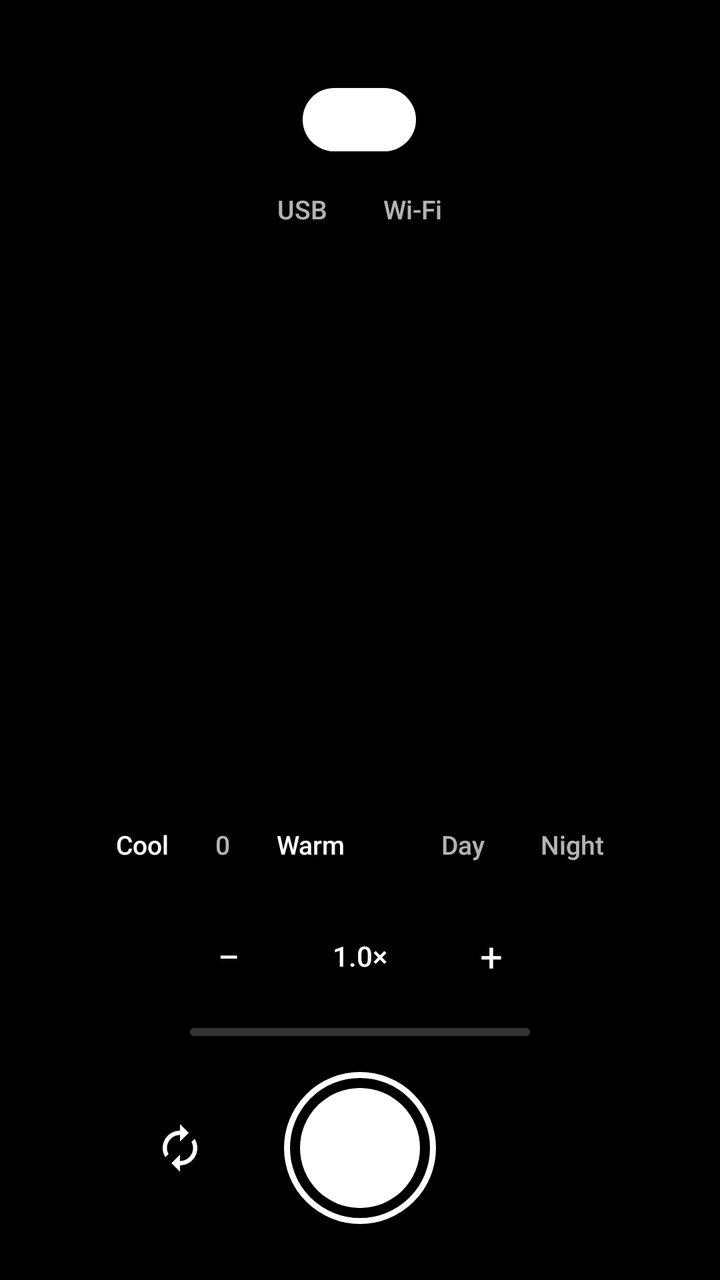
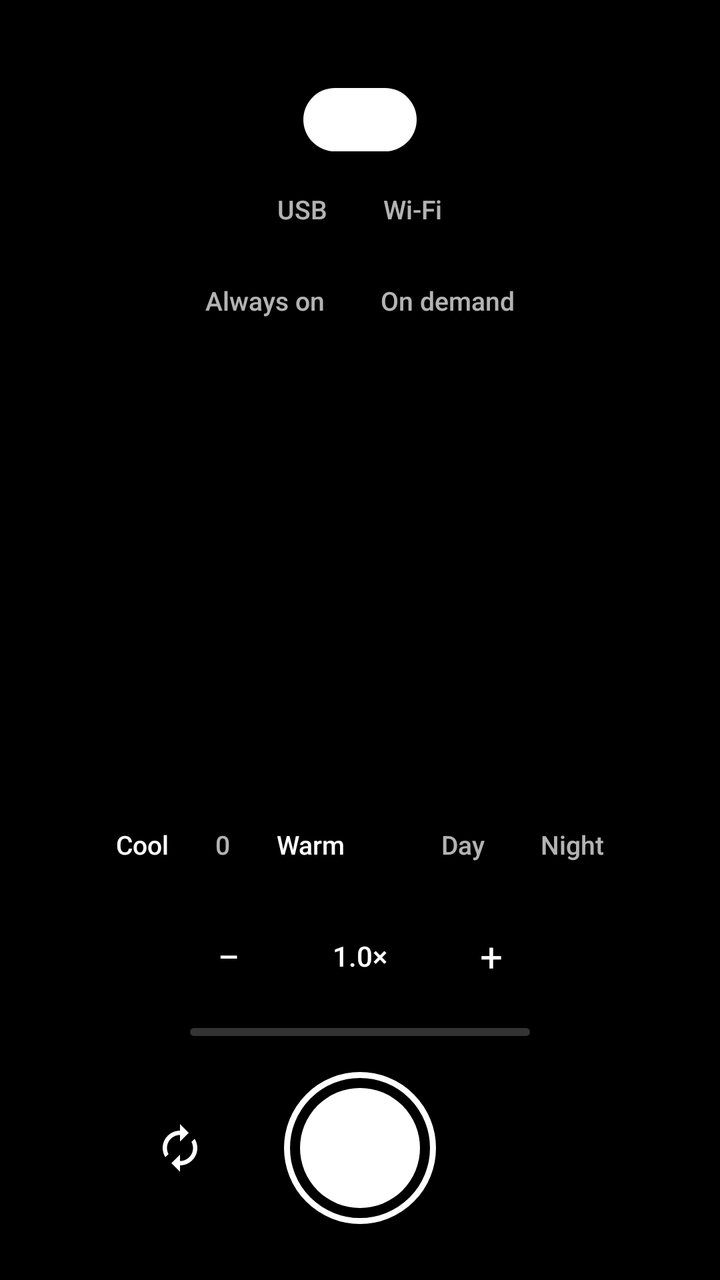

Screens rendered from an Android XML layout before and after an edit, with the pre-edit source and the edit as a unified diff.
<!-- AndroidManifest.xml: application theme Theme.CatCam -->
<!-- res/layout/activity_main.xml -->
<?xml version="1.0" encoding="utf-8"?>
<FrameLayout xmlns:android="http://schemas.android.com/apk/res/android"
    android:id="@+id/root"
    android:layout_width="match_parent"
    android:layout_height="match_parent"
    android:background="@android:color/black">

    
    <TextureView
        android:id="@+id/preview"
        android:layout_width="match_parent"
        android:layout_height="match_parent" />

    <LinearLayout
        android:id="@+id/top_stack"
        android:orientation="vertical"
        android:gravity="center_horizontal"
        android:layout_gravity="top|center_horizontal"
        android:layout_marginTop="44dp"
        android:layout_width="wrap_content"
        android:layout_height="wrap_content">

        <TextView
            android:id="@+id/status_pill"
            android:paddingStart="16dp"
            android:paddingEnd="16dp"
            android:paddingTop="7dp"
            android:paddingBottom="7dp"
            android:background="@drawable/pill_solid"
            android:text="Idle"
            android:textColor="#FFFFFFFF"
            android:textSize="13sp"
            android:fontFamily="sans-serif-medium"
            android:letterSpacing="0.06"
            android:layout_width="wrap_content"
            android:layout_height="wrap_content" />

        
        <LinearLayout
            android:orientation="horizontal"
            android:background="@drawable/pill_scrim"
            android:padding="4dp"
            android:layout_marginTop="10dp"
            android:layout_width="wrap_content"
            android:layout_height="wrap_content">

            <TextView
                android:id="@+id/seg_usb"
                android:text="USB"
                android:textColor="#B3FFFFFF"
                android:textSize="13sp"
                android:fontFamily="sans-serif-medium"
                android:paddingStart="14dp"
                android:paddingEnd="14dp"
                android:paddingTop="6dp"
                android:paddingBottom="6dp"
                android:layout_width="wrap_content"
                android:layout_height="wrap_content" />

            <TextView
                android:id="@+id/seg_wifi"
                android:text="Wi-Fi"
                android:textColor="#B3FFFFFF"
                android:textSize="13sp"
                android:fontFamily="sans-serif-medium"
                android:paddingStart="14dp"
                android:paddingEnd="14dp"
                android:paddingTop="6dp"
                android:paddingBottom="6dp"
                android:layout_width="wrap_content"
                android:layout_height="wrap_content" />
        </LinearLayout>

        
        <TextView
            android:id="@+id/get_pc_hint"
            android:text="PC app: catcam.app"
            android:textColor="#B3FFFFFF"
            android:textSize="12sp"
            android:fontFamily="sans-serif-medium"
            android:layout_marginTop="8dp"
            android:visibility="gone"
            android:layout_width="wrap_content"
            android:layout_height="wrap_content" />
    </LinearLayout>

    <LinearLayout
        android:id="@+id/control_stack"
        android:orientation="vertical"
        android:gravity="center_horizontal"
        android:layout_gravity="bottom|center_horizontal"
        android:layout_marginBottom="26dp"
        android:layout_width="match_parent"
        android:layout_height="wrap_content">

        
        <LinearLayout
            android:orientation="horizontal"
            android:gravity="center_vertical"
            android:layout_width="wrap_content"
            android:layout_height="wrap_content">

            <LinearLayout
                android:orientation="horizontal"
                android:gravity="center_vertical"
                android:background="@drawable/pill_scrim"
                android:paddingStart="6dp"
                android:paddingEnd="6dp"
                android:paddingTop="4dp"
                android:paddingBottom="4dp"
                android:layout_width="wrap_content"
                android:layout_height="wrap_content">

                <TextView
                    android:id="@+id/tone_cool"
                    android:text="Cool"
                    android:textColor="#FFFFFFFF"
                    android:textSize="13sp"
                    android:fontFamily="sans-serif-medium"
                    android:paddingStart="12dp"
                    android:paddingEnd="12dp"
                    android:paddingTop="7dp"
                    android:paddingBottom="7dp"
                    android:background="?attr/selectableItemBackgroundBorderless"
                    android:layout_width="wrap_content"
                    android:layout_height="wrap_content" />

                <TextView
                    android:id="@+id/tone_label"
                    android:text="0"
                    android:textColor="#B3FFFFFF"
                    android:textSize="13sp"
                    android:fontFamily="sans-serif-medium"
                    android:gravity="center"
                    android:minWidth="30dp"
                    android:layout_width="wrap_content"
                    android:layout_height="wrap_content" />

                <TextView
                    android:id="@+id/tone_warm"
                    android:text="Warm"
                    android:textColor="#FFFFFFFF"
                    android:textSize="13sp"
                    android:fontFamily="sans-serif-medium"
                    android:paddingStart="12dp"
                    android:paddingEnd="12dp"
                    android:paddingTop="7dp"
                    android:paddingBottom="7dp"
                    android:background="?attr/selectableItemBackgroundBorderless"
                    android:layout_width="wrap_content"
                    android:layout_height="wrap_content" />
            </LinearLayout>

            <Space
                android:layout_width="12dp"
                android:layout_height="1dp" />

            <LinearLayout
                android:orientation="horizontal"
                android:background="@drawable/pill_scrim"
                android:padding="4dp"
                android:layout_width="wrap_content"
                android:layout_height="wrap_content">

                <TextView
                    android:id="@+id/seg_day"
                    android:text="Day"
                    android:textColor="#B3FFFFFF"
                    android:textSize="13sp"
                    android:fontFamily="sans-serif-medium"
                    android:paddingStart="14dp"
                    android:paddingEnd="14dp"
                    android:paddingTop="6dp"
                    android:paddingBottom="6dp"
                    android:layout_width="wrap_content"
                    android:layout_height="wrap_content" />

                <TextView
                    android:id="@+id/seg_night"
                    android:text="Night"
                    android:textColor="#B3FFFFFF"
                    android:textSize="13sp"
                    android:fontFamily="sans-serif-medium"
                    android:paddingStart="14dp"
                    android:paddingEnd="14dp"
                    android:paddingTop="6dp"
                    android:paddingBottom="6dp"
                    android:layout_width="wrap_content"
                    android:layout_height="wrap_content" />
            </LinearLayout>
        </LinearLayout>

        <Space
            android:layout_width="1dp"
            android:layout_height="14dp" />

        
        <LinearLayout
            android:orientation="horizontal"
            android:gravity="center_vertical"
            android:layout_width="wrap_content"
            android:layout_height="wrap_content">

            <TextView
                android:id="@+id/zoom_out"
                android:text="−"
                android:textColor="#FFFFFFFF"
                android:textSize="20sp"
                android:gravity="center"
                android:background="@drawable/circle_scrim"
                android:layout_width="44dp"
                android:layout_height="44dp" />

            <TextView
                android:id="@+id/zoom_label"
                android:text="1.0×"
                android:textColor="#FFFFFFFF"
                android:textSize="14sp"
                android:fontFamily="sans-serif-medium"
                android:gravity="center"
                android:background="@drawable/pill_scrim"
                android:paddingStart="16dp"
                android:paddingEnd="16dp"
                android:paddingTop="8dp"
                android:paddingBottom="8dp"
                android:layout_marginStart="14dp"
                android:layout_marginEnd="14dp"
                android:layout_width="wrap_content"
                android:layout_height="wrap_content" />

            <TextView
                android:id="@+id/zoom_in"
                android:text="+"
                android:textColor="#FFFFFFFF"
                android:textSize="20sp"
                android:gravity="center"
                android:background="@drawable/circle_scrim"
                android:layout_width="44dp"
                android:layout_height="44dp" />
        </LinearLayout>

        <Space
            android:layout_width="1dp"
            android:layout_height="14dp" />

        <ProgressBar
            android:id="@+id/audio_level"
            style="?android:attr/progressBarStyleHorizontal"
            android:progressDrawable="@drawable/mic_progress"
            android:max="100"
            android:progress="0"
            android:layout_width="170dp"
            android:layout_height="4dp" />

        <Space
            android:layout_width="1dp"
            android:layout_height="16dp" />

        
        <FrameLayout
            android:layout_width="match_parent"
            android:layout_height="80dp">

            <ImageView
                android:id="@+id/btn_flip"
                android:src="@drawable/ic_flip"
                android:background="@drawable/circle_scrim"
                android:scaleType="center"
                android:contentDescription="Switch camera"
                android:layout_gravity="start|center_vertical"
                android:layout_marginStart="64dp"
                android:layout_width="52dp"
                android:layout_height="52dp" />

            <FrameLayout
                android:id="@+id/shutter"
                android:background="@drawable/shutter_ring"
                android:layout_gravity="center"
                android:layout_width="76dp"
                android:layout_height="76dp">

                <View
                    android:id="@+id/shutter_inner"
                    android:background="@drawable/shutter_idle"
                    android:layout_gravity="center"
                    android:layout_width="60dp"
                    android:layout_height="60dp" />
            </FrameLayout>
        </FrameLayout>
    </LinearLayout>
</FrameLayout>
<!-- resources referenced by this layout -->
<resources>
  <!-- drawable circle_scrim (drawable) -->
  <?xml version="1.0" encoding="utf-8"?>
  <shape xmlns:android="http://schemas.android.com/apk/res/android" android:shape="oval">
      <solid android:color="#59000000" />
  </shape>
  <!-- drawable ic_flip (drawable) -->
  <?xml version="1.0" encoding="utf-8"?>
  <vector xmlns:android="http://schemas.android.com/apk/res/android"
      android:width="26dp" android:height="26dp"
      android:viewportWidth="24" android:viewportHeight="24">
      <path
          android:fillColor="#FFFFFFFF"
          android:pathData="M12 6v3l4-4-4-4v3c-4.42 0-8 3.58-8 8 0 1.57.46 3.03 1.24 4.26L6.7 14.8c-.45-.83-.7-1.79-.7-2.8 0-3.31 2.69-6 6-6zm6.76 1.74L17.3 9.2c.44.84.7 1.79.7 2.8 0 3.31-2.69 6-6 6v-3l-4 4 4 4v-3c4.42 0 8-3.58 8-8 0-1.57-.46-3.03-1.24-4.26z" />
  </vector>
  <!-- drawable mic_progress (drawable) -->
  <?xml version="1.0" encoding="utf-8"?>
  <layer-list xmlns:android="http://schemas.android.com/apk/res/android">
      <item android:id="@android:id/background">
          <shape android:shape="rectangle">
              <solid android:color="#33FFFFFF" />
              <corners android:radius="999dp" />
          </shape>
      </item>
      <item android:id="@android:id/progress">
          <clip>
              <shape android:shape="rectangle">
                  <solid android:color="#F2FFFFFF" />
                  <corners android:radius="999dp" />
              </shape>
          </clip>
      </item>
  </layer-list>
  <!-- drawable pill_scrim (drawable) -->
  <?xml version="1.0" encoding="utf-8"?>
  <shape xmlns:android="http://schemas.android.com/apk/res/android" android:shape="rectangle">
      <solid android:color="#59000000" />
      <corners android:radius="999dp" />
  </shape>
  <!-- drawable pill_solid (drawable) -->
  <?xml version="1.0" encoding="utf-8"?>
  <shape xmlns:android="http://schemas.android.com/apk/res/android" android:shape="rectangle">
      <solid android:color="#FFFFFFFF" />
      <corners android:radius="999dp" />
  </shape>
  <!-- drawable shutter_idle (drawable) -->
  <?xml version="1.0" encoding="utf-8"?>
  <shape xmlns:android="http://schemas.android.com/apk/res/android" android:shape="oval">
      <solid android:color="#FFFFFFFF" />
  </shape>
  <!-- drawable shutter_ring (drawable) -->
  <?xml version="1.0" encoding="utf-8"?>
  <shape xmlns:android="http://schemas.android.com/apk/res/android" android:shape="oval">
      <stroke android:width="3dp" android:color="#FFFFFFFF" />
      <solid android:color="#26000000" />
  </shape>
  <style name="Theme.CatCam" parent="Theme.AppCompat.NoActionBar">
          <item name="android:windowBackground">@android:color/black</item>
          <item name="android:colorAccent">#4CAF50</item>
      </style>
</resources>

<!-- the commit's change to res/layout/activity_main.xml (unified diff, before → after) -->
@@ -72,6 +72,42 @@
         </LinearLayout>
 
         
+        <LinearLayout
+            android:orientation="horizontal"
+            android:background="@drawable/pill_scrim"
+            android:padding="4dp"
+            android:layout_marginTop="8dp"
+            android:layout_width="wrap_content"
+            android:layout_height="wrap_content">
+
+            <TextView
+                android:id="@+id/seg_always"
+                android:text="Always on"
+                android:textColor="#B3FFFFFF"
+                android:textSize="13sp"
+                android:fontFamily="sans-serif-medium"
+                android:paddingStart="14dp"
+                android:paddingEnd="14dp"
+                android:paddingTop="6dp"
+                android:paddingBottom="6dp"
+                android:layout_width="wrap_content"
+                android:layout_height="wrap_content" />
+
+            <TextView
+                android:id="@+id/seg_demand"
+                android:text="On demand"
+                android:textColor="#B3FFFFFF"
+                android:textSize="13sp"
+                android:fontFamily="sans-serif-medium"
+                android:paddingStart="14dp"
+                android:paddingEnd="14dp"
+                android:paddingTop="6dp"
+                android:paddingBottom="6dp"
+                android:layout_width="wrap_content"
+                android:layout_height="wrap_content" />
+        </LinearLayout>
+
+        
         <TextView
             android:id="@+id/get_pc_hint"
             android:text="PC app: catcam.app"
